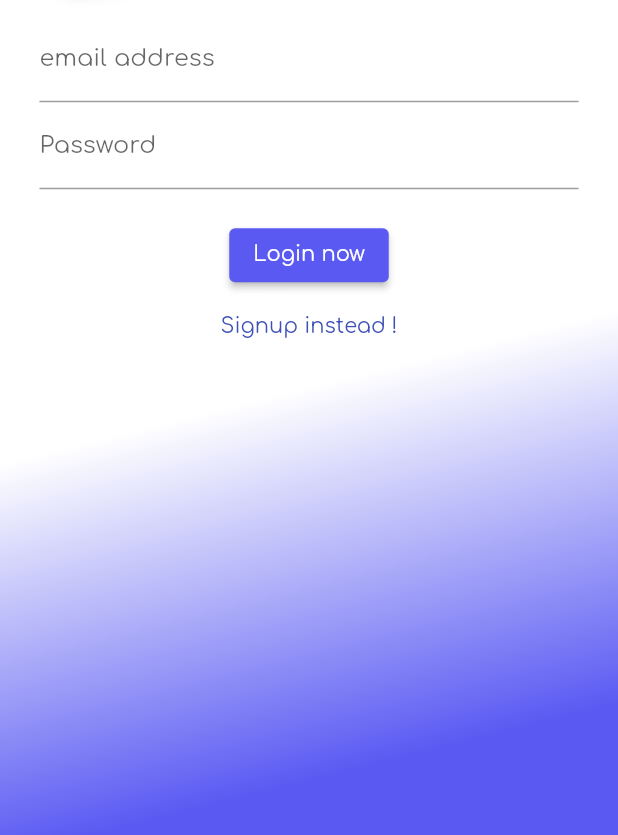
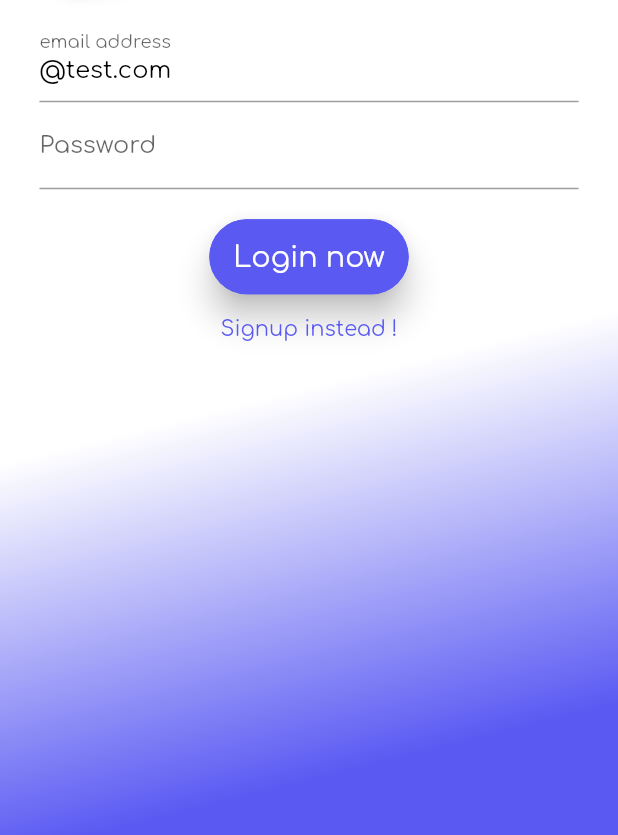
Before and after one commit to mlysiasnathan/onlearning_mobile, a Flutter app: the screen it shows after launch, on a phone screen of 412 x 824 dp, the part 401-1236 px from its top. Run offline on Flutter 3.47's test engine with Material 2 defaults, Android fonts, the light colour scheme and no system bars; our stand-ins replace image_picker, shared_preferences; missing offline and left inert: syncfusion_flutter_pdfviewer; accounts and stored records are empty.

Commit message:
working on theming of buttons

```diff
--- a/lib/main.dart
+++ b/lib/main.dart
@@ -32,11 +32,38 @@ class MyApp extends StatelessWidget {
     return MaterialApp(
       debugShowCheckedModeBanner: false,
       theme: ThemeData(
-        primarySwatch: Colors.indigo,
+        colorScheme: const ColorScheme.light(
+          primary: Color.fromRGBO(90, 90, 243, 1),
+        ),
         fontFamily: 'Comfortaa',
-        // textTheme: ThemeData.light().textTheme.copyWith(
-        //       titleLarge: const TextStyle(fontSize: 18),
-        //     ),
+      ).copyWith(
+        elevatedButtonTheme: ElevatedButtonThemeData(
+          style: TextButton.styleFrom(
+            backgroundColor: const Color.fromRGBO(90, 90, 243, 1),
+            elevation: 9,
+            fixedSize: const Size(double.infinity, 50),
+            padding: const EdgeInsets.symmetric(vertical: 8, horizontal: 16),
+            side: const BorderSide(
+                color: Color.fromRGBO(90, 90, 243, 1), width: 1),
+            shape: RoundedRectangleBorder(
+              borderRadius: BorderRadius.circular(25),
+            ),
+            textStyle: const TextStyle(fontSize: 19, fontFamily: 'Comfortaa'),
+          ),
+        ),
+        outlinedButtonTheme: OutlinedButtonThemeData(
+          style: TextButton.styleFrom(
+            fixedSize: const Size(double.infinity, 50),
+            padding: const EdgeInsets.symmetric(vertical: 8, horizontal: 16),
+            side: const BorderSide(
+                color: Color.fromRGBO(90, 90, 243, 1), width: 3),
+            shape: RoundedRectangleBorder(
+              borderRadius: BorderRadius.circular(25),
+            ),
+            textStyle: const TextStyle(fontSize: 19, fontFamily: 'Comfortaa'),
+          ),
+        ),
+        primaryColor: const Color.fromRGBO(90, 90, 243, 1),
       ),
       home: const SplashScreen(),
       routes: {
--- a/lib/routes/auth_screen.dart
+++ b/lib/routes/auth_screen.dart
@@ -254,6 +254,7 @@ class _AuthCardState extends State<AuthCard>
             children: <Widget>[
               if (_authMode == AuthMode.Signup)
                 TextFormField(
+                  style: const TextStyle(color: Colors.black),
                   enabled: _authMode == AuthMode.Signup,
                   decoration: const InputDecoration(labelText: 'Names :'),
                   validator: _authMode == AuthMode.Signup
@@ -268,6 +269,8 @@ class _AuthCardState extends State<AuthCard>
                   },
                 ),
               TextFormField(
+                style: const TextStyle(color: Colors.black),
+                initialValue: '@test.com',
                 decoration: const InputDecoration(labelText: 'email address'),
                 keyboardType: TextInputType.emailAddress,
                 validator: (value) {
@@ -281,6 +284,7 @@ class _AuthCardState extends State<AuthCard>
                 },
               ),
               TextFormField(
+                style: const TextStyle(color: Colors.black),
                 decoration: const InputDecoration(labelText: 'Password'),
                 obscureText: true,
                 controller: _passwordController,
@@ -295,6 +299,7 @@ class _AuthCardState extends State<AuthCard>
               ),
               if (_authMode == AuthMode.Signup)
                 TextFormField(
+                  style: const TextStyle(color: Colors.black),
                   enabled: _authMode == AuthMode.Signup,
                   decoration:
                       const InputDecoration(labelText: 'Confirm Password'),
@@ -316,11 +321,11 @@ class _AuthCardState extends State<AuthCard>
               else
                 ElevatedButton(
                   onPressed: _submit,
-                  style: ButtonStyle(
-                    backgroundColor: MaterialStateColor.resolveWith(
-                      (states) => const Color.fromRGBO(90, 90, 243, 1),
-                    ),
-                  ),
+                  // style: ButtonStyle(
+                  //   backgroundColor: MaterialStateColor.resolveWith(
+                  //     (states) => const Color.fromRGBO(90, 90, 243, 1),
+                  //   ),
+                  // ),
                   child: Text(
                       _authMode == AuthMode.Login ? 'Login now' : 'Signup now'),
                 ),
--- a/lib/routes/categories_screen.dart
+++ b/lib/routes/categories_screen.dart
@@ -64,7 +64,8 @@ class _CategoriesScreenState extends State<CategoriesScreen> {
             _isLoading = !_isLoading;
           });
         },
-        child: const Icon(Icons.replay_circle_filled_rounded),
+        child:
+            const Icon(Icons.replay_circle_filled_rounded, color: Colors.white),
       ),
       endDrawer: const CustomDrawer(),
       body: CustomScrollView(
--- a/lib/routes/category_details_screen.dart
+++ b/lib/routes/category_details_screen.dart
@@ -71,7 +71,8 @@ class _CategoryDetailsScreenState extends State<CategoryDetailsScreen> {
             _isLoading = !_isLoading;
           });
         },
-        child: const Icon(Icons.replay_circle_filled_rounded),
+        child:
+            const Icon(Icons.replay_circle_filled_rounded, color: Colors.white),
       ),
       endDrawer: const CustomDrawer(),
       body: CustomScrollView(
--- a/lib/routes/lesson_screen.dart
+++ b/lib/routes/lesson_screen.dart
@@ -85,7 +85,8 @@ class _LessonScreenState extends State<LessonScreen> {
             _isLoading = !_isLoading;
           });
         },
-        child: const Icon(Icons.replay_circle_filled_rounded),
+        child:
+            const Icon(Icons.replay_circle_filled_rounded, color: Colors.white),
       ),
       endDrawer: const CustomDrawer(),
       body: CustomScrollView(
--- a/lib/widgets/lesson_get_started.dart
+++ b/lib/widgets/lesson_get_started.dart
@@ -45,7 +45,7 @@ class LessonGetStarted extends StatelessWidget {
               ),
             ),
             actions: [
-              TextButton(
+              OutlinedButton(
                 onPressed: () {
                   Navigator.pop(ctx);
                 },
```
Also changed, not shown: lib/providers/user_services.dart (+30 -26 lines), lib/routes/edit_profile_screen.dart (+7 -6 lines), 1 other file.
